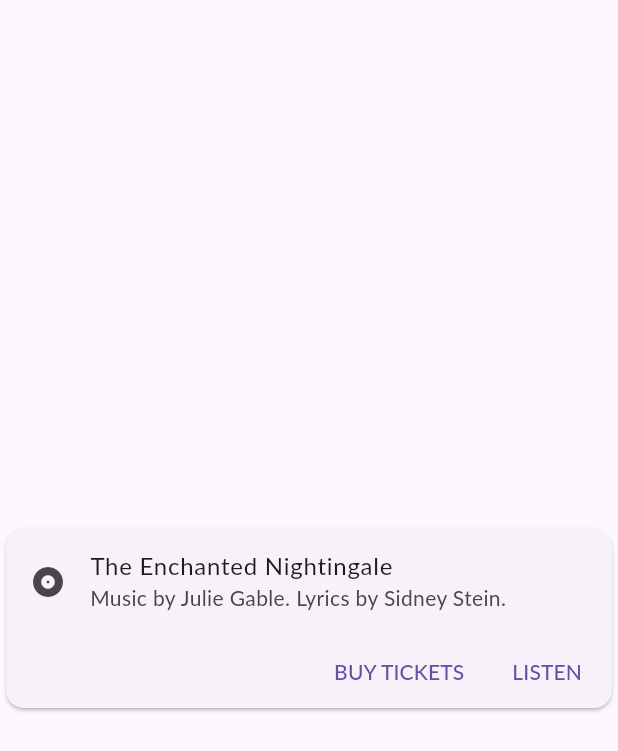
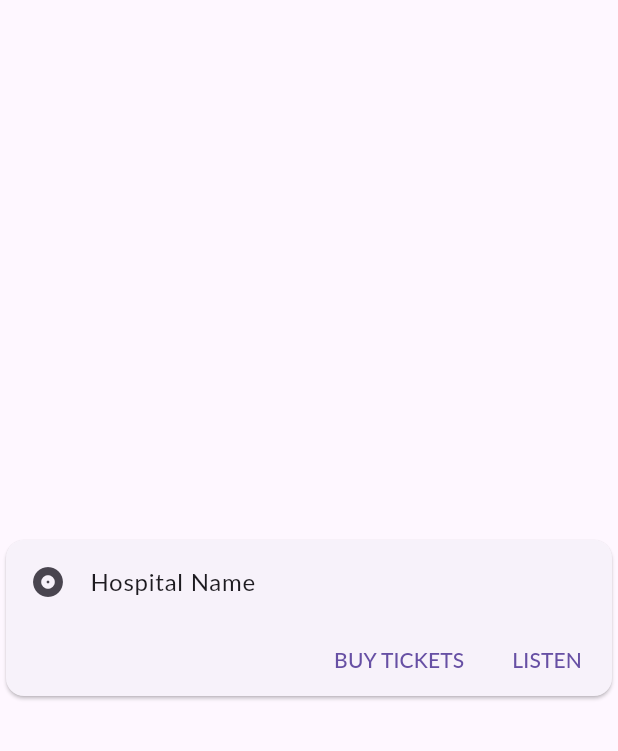
Before and after one commit to sanjyot242/RescueMate, a Flutter app: the CardExample widget shown alone on an empty page, opened directly, on a phone screen of 412 x 824 dp. Shown: the top 751 px of the screen. Run offline on Flutter 3.47's test engine with Material 3 defaults, Android fonts, the light colour scheme and no system bars; our stand-ins replace location, permission_handler, shared_preferences; accounts and stored records are empty; network calls fail; Roboto replaces fonts that are missing (Lato).

Commit message:
Added sample Card Widget

```diff
--- a/lib/screens/card_widget.dart
+++ b/lib/screens/card_widget.dart
@@ -11,7 +11,7 @@ class CardExampleApp extends StatelessWidget {
   Widget build(BuildContext context) {
     return MaterialApp(
       home: Scaffold(
-        appBar: AppBar(title: const Text('Card Sample')),
+        appBar: AppBar(title: const Text('Nearby Hospitals')),
         body: const CardExample(),
       ),
     );
@@ -30,10 +30,10 @@ class CardExample extends StatelessWidget {
           children: <Widget>[
             const ListTile(
               leading: Icon(Icons.album),
-              title: Text('The Enchanted Nightingale'),
-              subtitle: Text('Music by Julie Gable. Lyrics by Sidney Stein.'),
+              title: Text('Hospital Name'),
             ),
             Row(
+
               mainAxisAlignment: MainAxisAlignment.end,
               children: <Widget>[
                 TextButton(
--- a/lib/screens/main_screen.dart
+++ b/lib/screens/main_screen.dart
@@ -86,6 +86,7 @@ class _MainScreenState extends State<MainScreen> {
             // Find Hospitals Nearby Button
             ElevatedButton(
               onPressed: () async {
+                Navigator.pushNamed(context, route.cardScreen);
                List<dynamic> jsonData = await fetchData();
               // Store the JSON data
               // For demonstration, let's just print it
```
